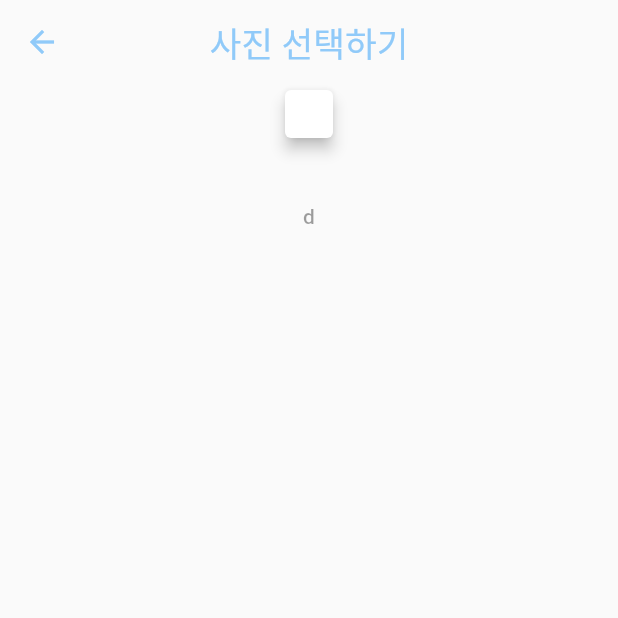
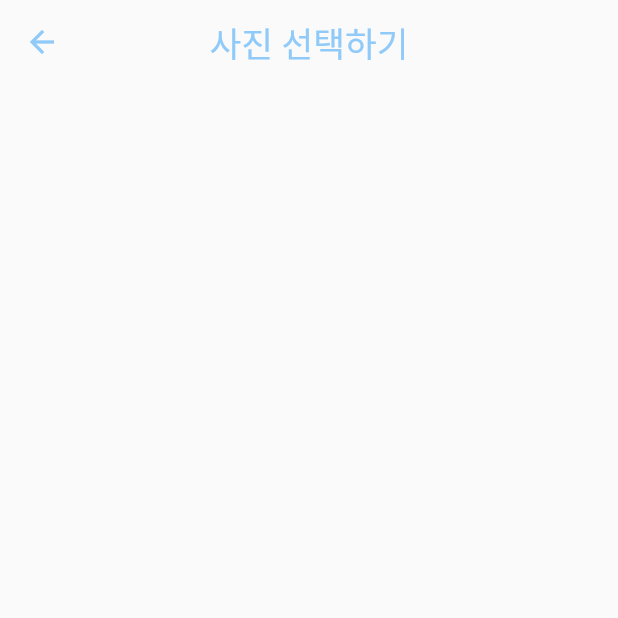
Before and after one commit to kimdaye77/lifefourcuts-clone, a Flutter app: the Picker screen opened directly, on a phone screen of 412 x 824 dp, the top half of it. Run offline on Flutter 3.47's test engine with Material 2 defaults, Android fonts, the phone set to English and light mode, and no system bars; our stand-ins replace cloud_firestore, firebase_auth, firebase_core, google_sign_in, image_cropper, image_picker and 1 more; missing offline and left inert: flutter_facebook_auth, flutter_web_auth; accounts and stored records are empty; Roboto replaces fonts that are missing (GmarketSans).

Commit message:
add image crop function

```diff
--- a/lib/screen/image_picker.dart
+++ b/lib/screen/image_picker_screen.dart
@@ -12,7 +12,7 @@
 }
 
 class _PickerState extends State<Picker> {
-  XFile? _pickedFile;
+  XFile? pickedFile;
   CroppedFile? _croppedFile;
 
   // 이미지 업로드 함수
@@ -20,26 +20,23 @@
     final pickedFile =
         await ImagePicker().pickImage(source: ImageSource.gallery);
     if (pickedFile != null) {
-      setState(() {
-        _pickedFile = pickedFile;
-      });
+      fn_cropImage(pickedFile);
     }
   }
 
   /// 수정된 이미지를 받아서 기존 변수 _croppedFile에 수정된 이미지로 덮어씌움.
-  Future<void> fn_cropImage() async {
-    if (_pickedFile != null) {
+  Future<void> fn_cropImage(XFile pickedFile) async {
     final croppedFile = await ImageCropper().cropImage(
-        sourcePath: _pickedFile!.path,
+      sourcePath: pickedFile.path,
       compressFormat: ImageCompressFormat.jpg,
       compressQuality: 100,
       uiSettings: [
         AndroidUiSettings(
-              toolbarTitle: 'Cropper',
-              toolbarColor: Colors.deepOrange,
-              toolbarWidgetColor: Colors.white,
+          toolbarTitle: '사진 편집',
+          toolbarWidgetColor: Colors.black,
           initAspectRatio: CropAspectRatioPreset.original,
-              lockAspectRatio: false),
+          lockAspectRatio: false,
+        ),
       ],
     );
     if (croppedFile != null) {
@@ -48,11 +45,10 @@
       });
     }
   }
-  }
 
   void fn_clear() {
     setState(() {
-      _pickedFile = null;
+      pickedFile = null;
       _croppedFile = null;
     });
   }
@@ -94,15 +90,6 @@
         ),
         child: Image.file(File(path)),
       );
-    } else if (_pickedFile != null) {
-      final path = _pickedFile!.path;
-      return ConstrainedBox(
-        constraints: BoxConstraints(
-          maxWidth: 0.8 * screenWidth,
-          maxHeight: 0.7 * screenHeight,
-        ),
-        child: Image.file(File(path)),
-      );
     } else {
       return const SizedBox.shrink();
     }
@@ -135,11 +122,7 @@
         ),
         body: Column(
           children: [
-            ImageCardWiget(),
-            const TextButton(
-              onPressed: null,
-              child: Text('d'),
-            ),
+            (_croppedFile == null) ? Container() : ImageWidget(),
           ],
         ),
       ),
--- a/lib/widget/floating_action_button.dart
+++ b/lib/widget/floating_action_button.dart
@@ -2,7 +2,7 @@
 import 'package:permission_handler/permission_handler.dart';
 import 'dart:math' as math;
 
-import '../screen/image_picker.dart';
+import '../screen/image_picker_screen.dart';
 
 class FAB extends StatefulWidget {
   const FAB({super.key});
```
Also changed, not shown: 1 other file. Lines whose indentation alone changed are shown as unchanged.
